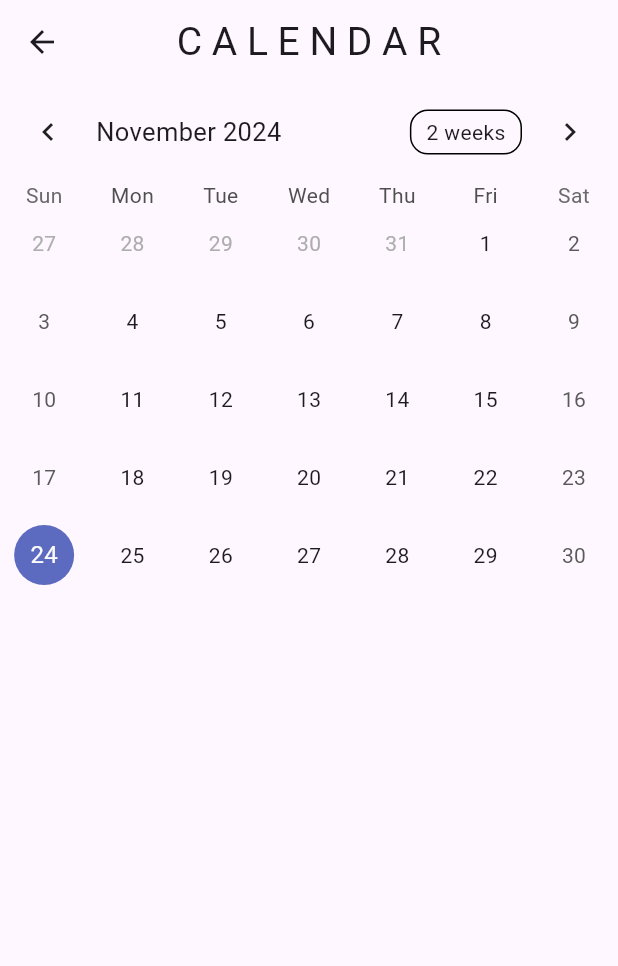
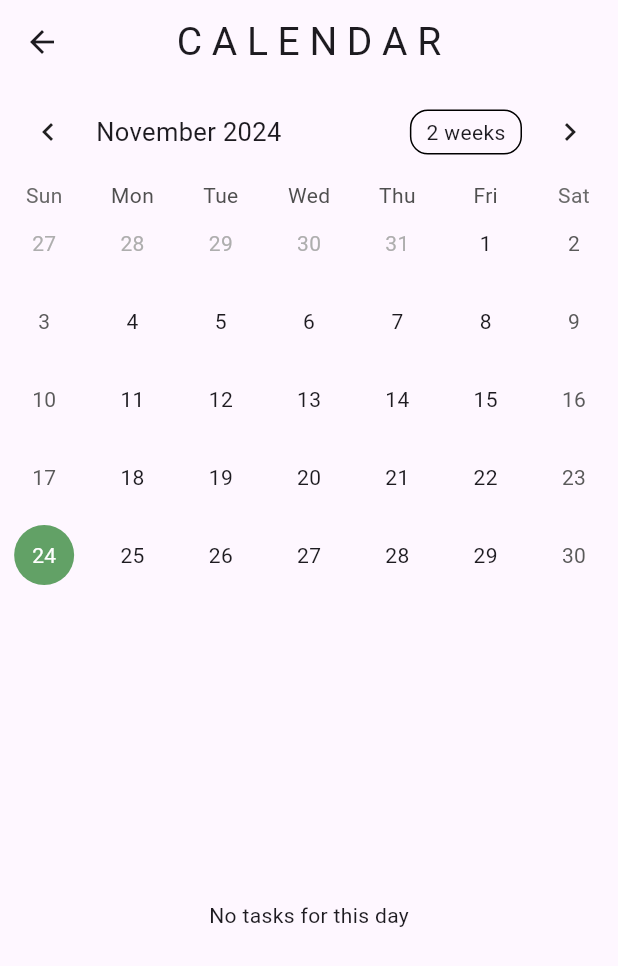
Before and after one commit to adlinzahid/pomodoropro, a Flutter app: the MyHomePage screen opened directly, after a tap on the "calendar month" icon, on a phone screen of 412 x 824 dp. Shown: the top 966 px of the screen. Run offline on Flutter 3.47's test engine with Material 3 defaults, Android fonts, the phone set to English and light mode, and no system bars; drawn by our look-alikes of table_calendar; our stand-ins replace cloud_firestore, firebase_auth, firebase_core, flutter_hooks, hooks_riverpod; accounts and stored records are empty; network calls fail.

Commit message:
save local changes before merging them

```diff
--- a/lib/calendar_event.dart
+++ b/lib/calendar_event.dart
@@ -1,5 +1,6 @@
 import 'package:flutter/material.dart';
 import 'package:table_calendar/table_calendar.dart';
+import 'package:cloud_firestore/cloud_firestore.dart';
 
 class CalendarEventPage extends StatefulWidget {
   const CalendarEventPage({Key? key}) : super(key: key);
@@ -21,12 +22,25 @@ class _CalendarEventPageState extends State<CalendarEventPage> {
     _calendarFormat = CalendarFormat.month;
   }
 
-  // function to get the events for a specific day
+  // Function to fetch tasks from Firebase for the selected day
+  Stream<List<Map<String, dynamic>>> _fetchTasksByDate(DateTime date) {
+    final startOfDay = DateTime(date.year, date.month, date.day);
+    final endOfDay = DateTime(date.year, date.month, date.day, 23, 59, 59);
 
-  List<String> _getEventsForDay(DateTime day) {
-    return [];
+    return FirebaseFirestore.instance
+        .collection('tasks')
+        .where('date', isGreaterThanOrEqualTo: startOfDay)
+        .where('date', isLessThanOrEqualTo: endOfDay)
+        .snapshots()
+        .map((snapshot) => snapshot.docs
+            .map((doc) => {
+                  'id': doc.id,
+                  ...doc.data() as Map<String, dynamic>,
+                })
+            .toList());
   }
 
+  @override
   Widget build(BuildContext context) {
     return Scaffold(
       appBar: AppBar(
@@ -35,21 +49,33 @@ class _CalendarEventPageState extends State<CalendarEventPage> {
       ),
       body: Column(
         children: [
+          // Calendar Widget
           TableCalendar(
             firstDay: DateTime.utc(2020, 1, 1),
             lastDay: DateTime.utc(2030, 12, 31),
             focusedDay: _focusedDay,
+            calendarStyle: CalendarStyle(
+              todayDecoration: BoxDecoration(
+                color: Colors.green.shade300,
+                shape: BoxShape.circle,
+              ),
+              selectedDecoration: BoxDecoration(
+                color: const Color.fromARGB(255, 98, 161, 102),
+                shape: BoxShape.circle,
+              ),
+              selectedTextStyle: const TextStyle(color: Colors.white),
+            ),
             selectedDayPredicate: (day) => isSameDay(_selectedDay, day),
             calendarFormat: _calendarFormat,
             onFormatChanged: (format) {
               setState(() {
-                _calendarFormat = format; // Update the format
+                _calendarFormat = format;
               });
             },
             onDaySelected: (selectedDay, focusedDay) {
               setState(() {
-                _selectedDay = selectedDay; // Update the selected day
-                _focusedDay = focusedDay; // Update the focused day
+                _selectedDay = selectedDay;
+                _focusedDay = focusedDay;
               });
             },
             onPageChanged: (focusedDay) {
@@ -57,13 +83,45 @@ class _CalendarEventPageState extends State<CalendarEventPage> {
                 _focusedDay = focusedDay;
               });
             },
-            eventLoader: _getEventsForDay, // Load events for a specific day
           ),
-          //TableCalendar
 
-          ..._getEventsForDay(_selectedDay)
-              .map((event) => ListTile(title: Text(event)))
-              .toList(), // Display the events for the selected day
+          // Display tasks for the selected day
+          Expanded(
+            child: StreamBuilder<List<Map<String, dynamic>>>(
+              stream: _fetchTasksByDate(_selectedDay),
+              builder: (context, snapshot) {
+                if (snapshot.connectionState == ConnectionState.waiting) {
+                  return const Center(child: CircularProgressIndicator());
+                } else if (snapshot.hasError) {
+                  return Center(child: Text('Error: ${snapshot.error}'));
+                } else if (!snapshot.hasData || snapshot.data!.isEmpty) {
+                  return const Center(child: Text('No tasks for this day'));
+                }
+
+                final tasks = snapshot.data!;
+
+                return ListView.builder(
+                  itemCount: tasks.length,
+                  itemBuilder: (context, index) {
+                    final task = tasks[index];
+                    return ListTile(
+                      leading: Row(
+                        mainAxisSize: MainAxisSize.min,
+                        children: [
+                          Text(task['time']),
+                        ],
+                      ),
+                      title: Text(task['name']),
+                      subtitle: Text(
+                        task['notes'] ?? 'No notes available',
+                        style: TextStyle(color: Colors.grey),
+                      ),
+                    );
+                  },
+                );
+              },
+            ),
+          ),
         ],
       ),
     );
--- a/lib/login_page.dart
+++ b/lib/login_page.dart
@@ -33,7 +33,6 @@ class _LoginPageState extends State<LoginPage> {
   @override
   Widget build(BuildContext context) {
     return Scaffold(
-      backgroundColor: Colors.green.shade50, // Light green background
       body: SingleChildScrollView(
         padding: const EdgeInsets.symmetric(horizontal: 24.0, vertical: 60.0),
         child: Column(
@@ -71,6 +70,7 @@ class _LoginPageState extends State<LoginPage> {
               hintText: 'Password',
               icon: Icons.lock,
               obscureText: true,
+              onSubmitted: (_) => _login(),
             ),
             const SizedBox(height: 40),
             // Login button
@@ -147,6 +147,7 @@ class _LoginPageState extends State<LoginPage> {
     required IconData icon,
     bool obscureText = false,
     TextInputType keyboardType = TextInputType.text,
+    void Function(String)? onSubmitted,
   }) {
     return TextField(
       controller: controller,
@@ -163,7 +164,7 @@ class _LoginPageState extends State<LoginPage> {
         ),
       ),
       textInputAction: TextInputAction.next,
-      onSubmitted: _onEntered,
+      onSubmitted: onSubmitted,
     );
   }
 
```
Also changed, not shown: lib/main.dart (+56 -6 lines).
